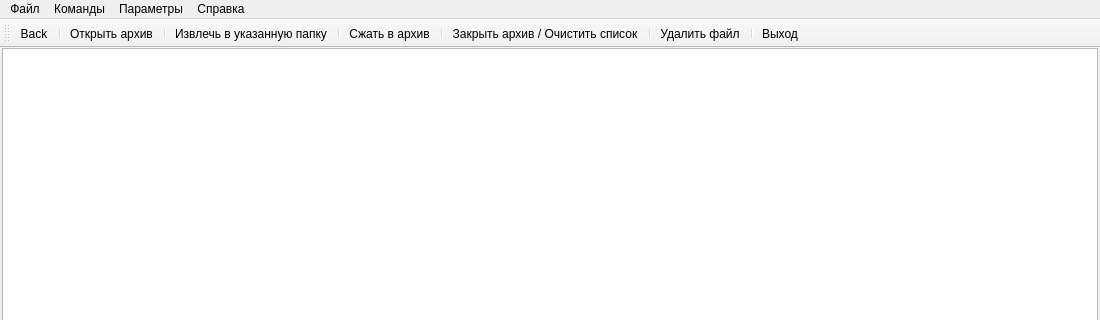
Above: QtArc/QtArc/mainwindow.ui from Rork96/QtProjects before the change; both pictures show x 0 to 1100 and y 0 to 320 of the 1100 by 720 pixel window. Below: the same form after it.
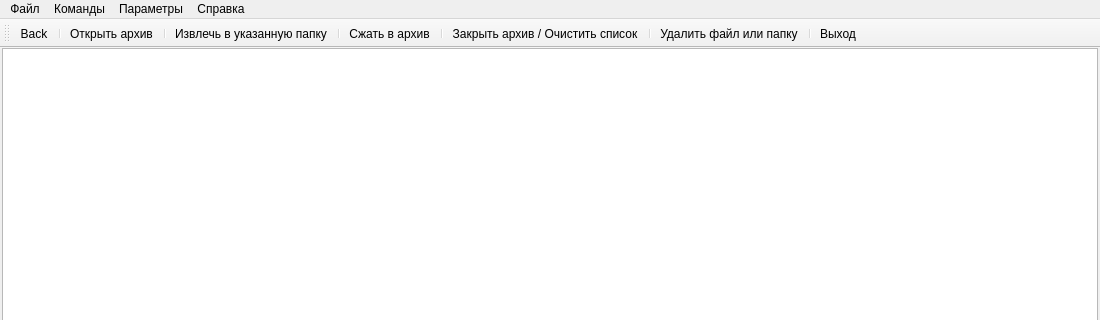
That is the form after the change. Icons and pictures are not drawn.

```diff
--- a/QtArc/QtArc/mainwindow.ui
+++ b/QtArc/QtArc/mainwindow.ui
@@ -223,7 +223,7 @@
      <normaloff>:/pict/deldocument.png</normaloff>:/pict/deldocument.png</iconset>
    </property>
    <property name="text">
-    <string>Удалить файл</string>
+    <string>Удалить файл или папку</string>
    </property>
    <property name="shortcut">
     <string>Del</string>
```
Left out of the diff: 17 changed lines with no effect on the pictures.
